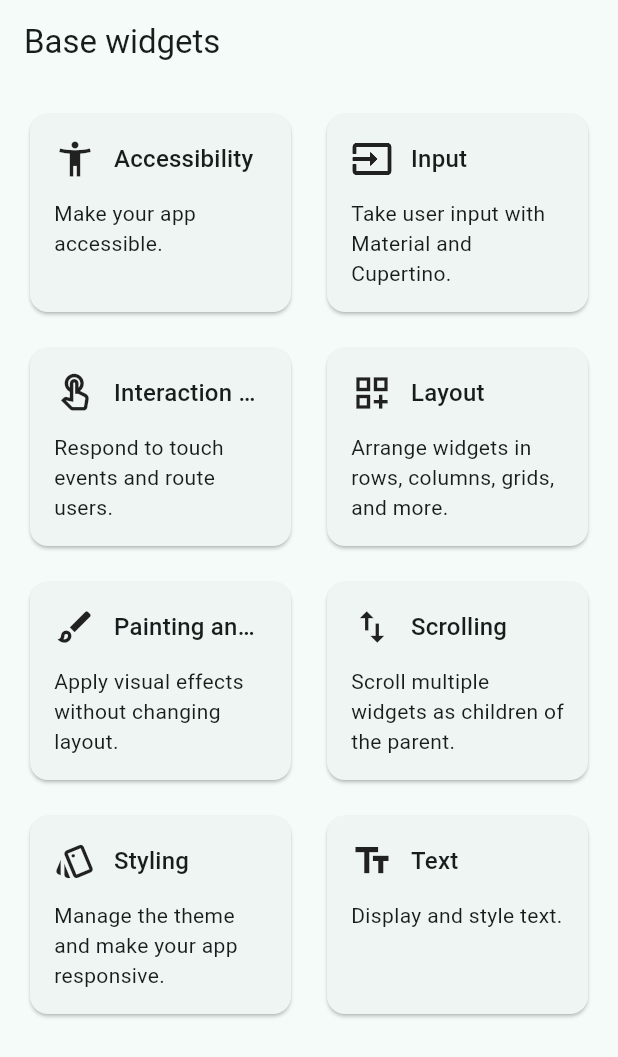
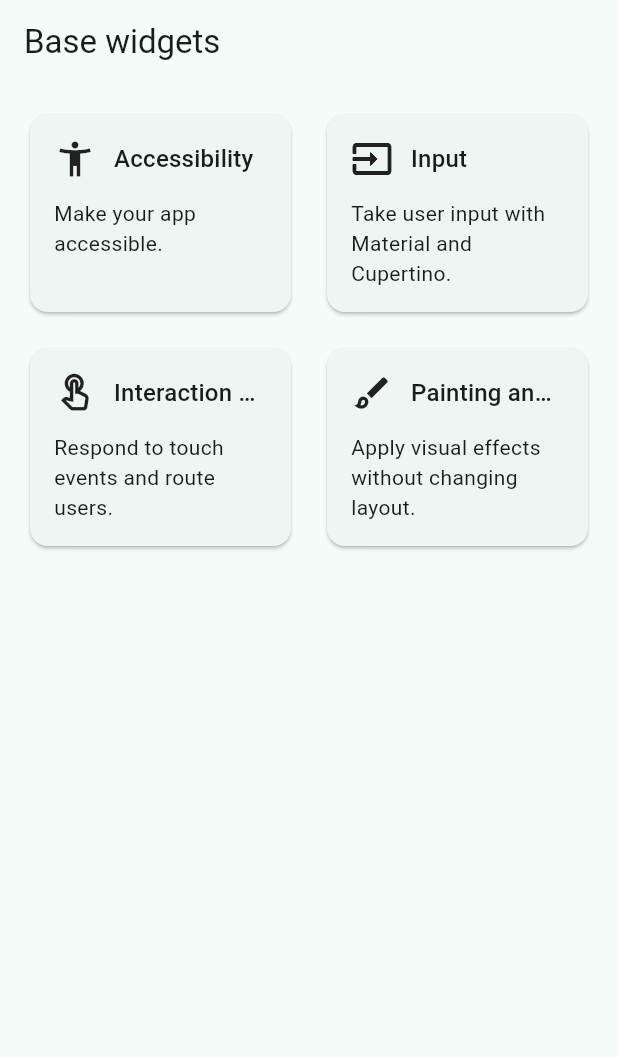
Before and after one commit to MohamedNaif/flutter_widgets_catalog, a Flutter app: the screen it shows after launch, on a phone screen of 412 x 824 dp. Shown: the top 1057 px of the screen. Run offline on Flutter 3.47's test engine with Material 3 defaults, Android fonts, the phone set to English and light mode, and no system bars.

Commit message:
Refactor layout, scrolling, styling, and text pages to comment out code for future development. Removed LayoutPage from main.dart to streamline navigation. Updated PaintingPage with new examples and a custom painter implementation.

```diff
--- a/lib/main.dart
+++ b/lib/main.dart
@@ -2,11 +2,7 @@ import 'package:flutter/material.dart';
 import 'package:flutter_widgets_catalog/accessibility.dart';
 import 'package:flutter_widgets_catalog/input.dart';
 import 'package:flutter_widgets_catalog/interaction_model.dart';
-import 'package:flutter_widgets_catalog/layout.dart';
 import 'package:flutter_widgets_catalog/paintiong_effects.dart';
-import 'package:flutter_widgets_catalog/scrolling.dart';
-import 'package:flutter_widgets_catalog/styling.dart';
-import 'package:flutter_widgets_catalog/text.dart';
 
 void main() {
   runApp(const NewWidgetsColumnApp());
@@ -57,35 +53,12 @@ class _NewWidgetsColumnPageState extends State<NewWidgetsColumnPage> {
       icon: Icons.touch_app_outlined,
       pageBuilder: InteractionPage.new,
     ),
-    _Section(
-      title: 'Layout',
-      subtitle: 'Arrange widgets in rows, columns, grids, and more.',
-      icon: Icons.dashboard_customize_outlined,
-      pageBuilder: LayoutPage.new,
-    ),
+
     _Section(
       title: 'Painting and effects',
       subtitle: 'Apply visual effects without changing layout.',
       icon: Icons.brush_outlined,
       pageBuilder: PaintingPage.new,
-    ),
-    _Section(
-      title: 'Scrolling',
-      subtitle: 'Scroll multiple widgets as children of the parent.',
-      icon: Icons.swap_vert,
-      pageBuilder: ScrollingPage.new,
-    ),
-    _Section(
-      title: 'Styling',
-      subtitle: 'Manage the theme and make your app responsive.',
-      icon: Icons.style_outlined,
-      pageBuilder: StylingPage.new,
-    ),
-    _Section(
-      title: 'Text',
-      subtitle: 'Display and style text.',
-      icon: Icons.text_fields_outlined,
-      pageBuilder: TextPage.new,
     ),
   ];
 
--- a/lib/text.dart
+++ b/lib/text.dart
@@ -1,31 +1,31 @@
 
-// Text Page
-import 'package:flutter/material.dart';
+// // Text Page
+// import 'package:flutter/material.dart';
 
-class TextPage extends StatelessWidget {
-  const TextPage({super.key});
+// class TextPage extends StatelessWidget {
+//   const TextPage({super.key});
 
-  final List<String> widgets = const [
-    'Text',
-    'RichText',
-    'TextSpan',
-    'SelectableText',
-    'TextField',
-    'TextStyle',
-    'DefaultTextStyle',
-    'Text.rich',
-    'AutoSizeText',
-    'TextButton',
-  ];
+//   final List<String> widgets = const [
+//     'Text',
+//     'RichText',
+//     'TextSpan',
+//     'SelectableText',
+//     'TextField',
+//     'TextStyle',
+//     'DefaultTextStyle',
+//     'Text.rich',
+//     'AutoSizeText',
+//     'TextButton',
+//   ];
 
-  @override
-  Widget build(BuildContext context) {
-    return Scaffold(
-      appBar: AppBar(
-        title: const Text('Text'),
-        backgroundColor: Theme.of(context).colorScheme.inversePrimary,
-      ),
-      body: Column(children: [],),
-    );
-  }
-}
+//   @override
+//   Widget build(BuildContext context) {
+//     return Scaffold(
+//       appBar: AppBar(
+//         title: const Text('Text'),
+//         backgroundColor: Theme.of(context).colorScheme.inversePrimary,
+//       ),
+//       body: Column(children: [],),
+//     );
+//   }
+// }
```
Also changed, not shown: lib/layout.dart (+30 -30 lines), lib/paintiong_effects.dart (+102 -17 lines), lib/scrolling.dart (+29 -29 lines), lib/styling.dart (+29 -29 lines).
